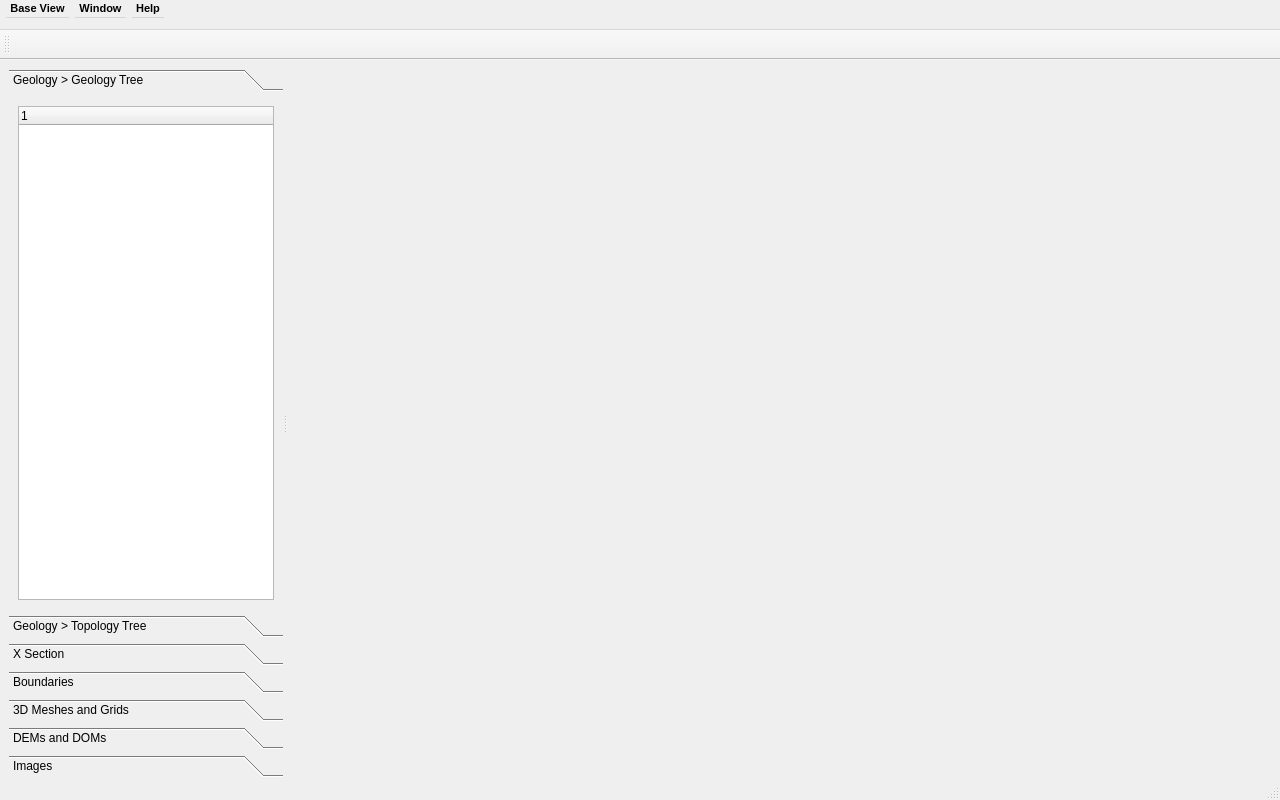
This is gui/base_view_window.ui in gecos-lab/PZero as Qt 5 draws it before an edit. The edited form follows.
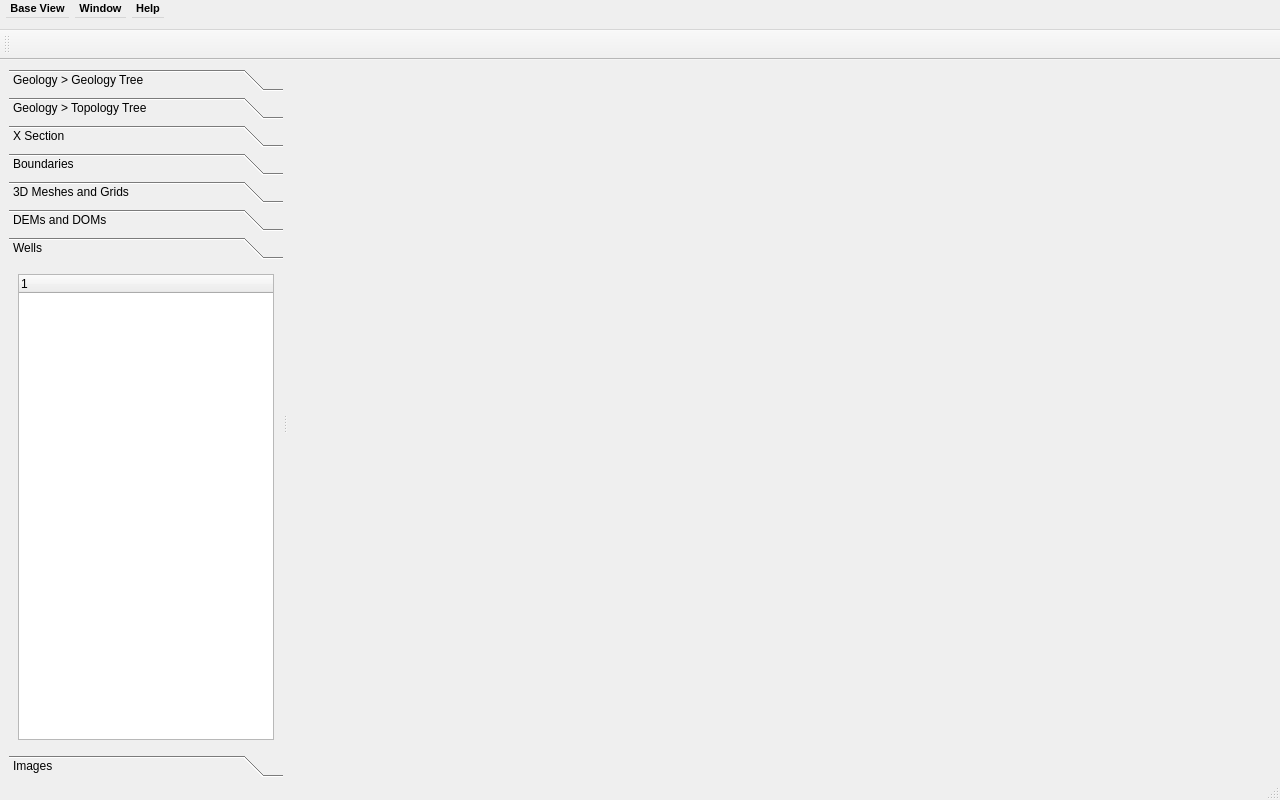
This is the edited form. The open tabs and pages were chosen to show the change.

Commit message: Well data visualizatiom (almost complete)

Diff of the .ui file:
```diff
--- a/gui/base_view_window.ui
+++ b/gui/base_view_window.ui
@@ -110,8 +110,8 @@
          <rect>
           <x>0</x>
           <y>0</y>
-          <width>282</width>
-          <height>448</height>
+          <width>278</width>
+          <height>416</height>
          </rect>
         </property>
         <property name="sizePolicy">
@@ -451,6 +451,30 @@
          </item>
         </layout>
        </widget>
+       <widget class="QWidget" name="WellsPage">
+        <property name="geometry">
+         <rect>
+          <x>0</x>
+          <y>0</y>
+          <width>278</width>
+          <height>416</height>
+         </rect>
+        </property>
+        <attribute name="label">
+         <string>Wells</string>
+        </attribute>
+        <layout class="QVBoxLayout" name="verticalLayout_9">
+         <item>
+          <widget class="QTreeWidget" name="WellsTreeWidget">
+           <column>
+            <property name="text">
+             <string notr="true">1</string>
+            </property>
+           </column>
+          </widget>
+         </item>
+        </layout>
+       </widget>
        <widget class="QWidget" name="ImagesPage">
         <property name="geometry">
          <rect>
```
Left out of the diff: 28 changed lines with no effect on the pictures. The commit also changes 11 other files.
